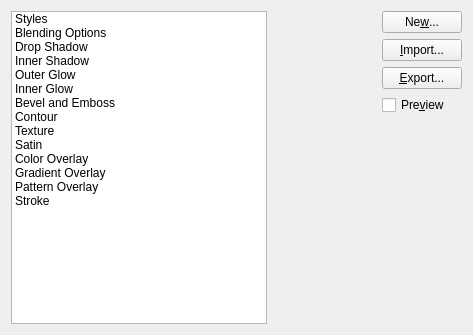
Above: krita/ui/layerstyles/wdglayerstyles.ui from KDE/krita before the change. Below: the same form after it.
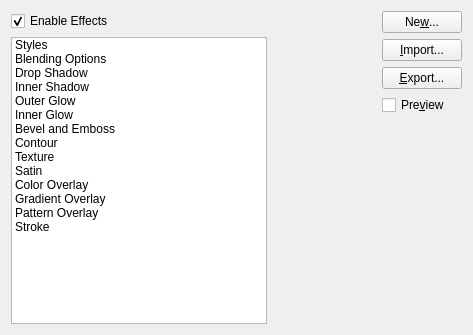
That is the form after the change.

What changed in the file:
```diff
--- a/krita/ui/layerstyles/wdglayerstyles.ui
+++ b/krita/ui/layerstyles/wdglayerstyles.ui
@@ -15,6 +15,18 @@
   </property>
   <layout class="QHBoxLayout" name="horizontalLayout">
    <item>
+    <layout class="QVBoxLayout" name="verticalLayout_2">
+     <item>
+      <widget class="QCheckBox" name="chkMasterFxSwitch">
+       <property name="text">
+        <string>Enable Effects</string>
+       </property>
+       <property name="checked">
+        <bool>true</bool>
+       </property>
+      </widget>
+     </item>
+     <item>
     <widget class="QListWidget" name="lstStyleSelector">
      <item>
       <property name="text">
@@ -123,6 +135,8 @@
       </property>
      </item>
     </widget>
+     </item>
+    </layout>
    </item>
    <item>
     <widget class="QStackedWidget" name="stylesStack"/>
```
Lines whose indentation alone changed are shown as unchanged.
